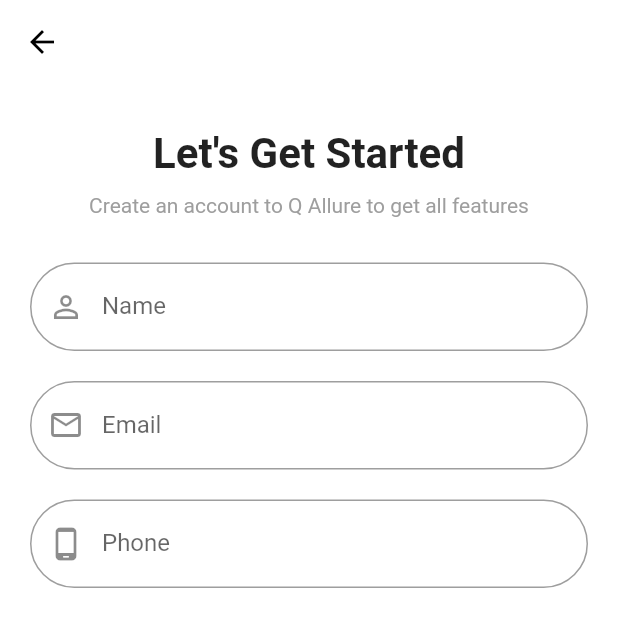
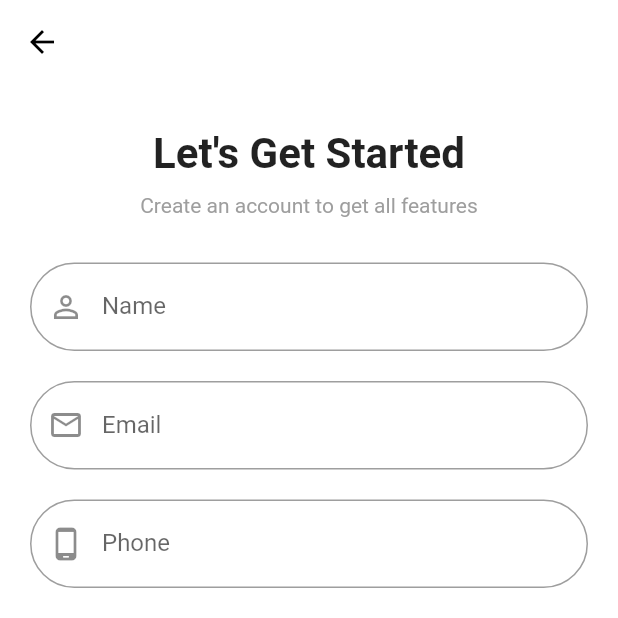
Before and after one commit to AbanoubIbrahim98/your_accountant, a Flutter app: the screen it shows after launch, after a tap on "Sign Up", on a phone screen of 412 x 824 dp, the top half of it. Run offline on Flutter 3.47's test engine with Material 2 defaults, Android fonts, the phone set to English and light mode, and no system bars.

Commit message:
first edit

```diff
--- a/lib/Registration_screen.dart
+++ b/lib/Registration_screen.dart
@@ -45,7 +45,7 @@ class _RegistrationState extends State<Registration> {
                   height: 10.0,
                 ),
                 Text(
-                  'Create an account to Q Allure to get all features',
+                  'Create an account to get all features',
                   style: TextStyle(
                     color: Colors.grey,
                   ),
@@ -93,8 +93,7 @@ class _RegistrationState extends State<Registration> {
                   height: 30.0,
                 ),
                 MaterialButton(
-                  onPressed: () {
-                  },
+                  onPressed: () {},
                   height: 50.0,
                   minWidth: 170.0,
                   child: Text('Create',
@@ -119,7 +118,7 @@ class _RegistrationState extends State<Registration> {
                     ),
                     TextButton(
                       onPressed: () {
-                             Navigator.pop(context);
+                        Navigator.pop(context);
                       },
                       child: Text('Login here'),
                     ),
```
